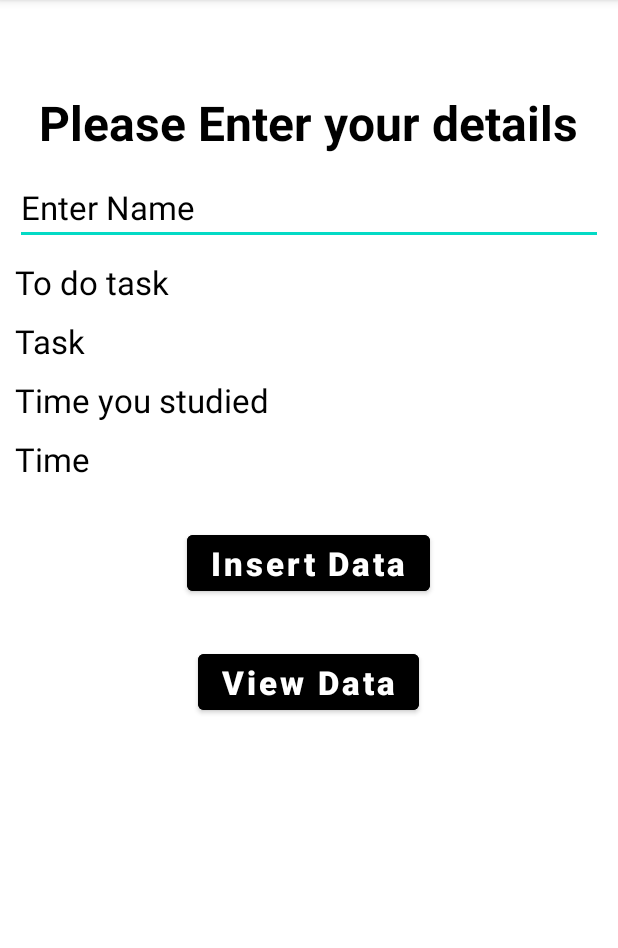
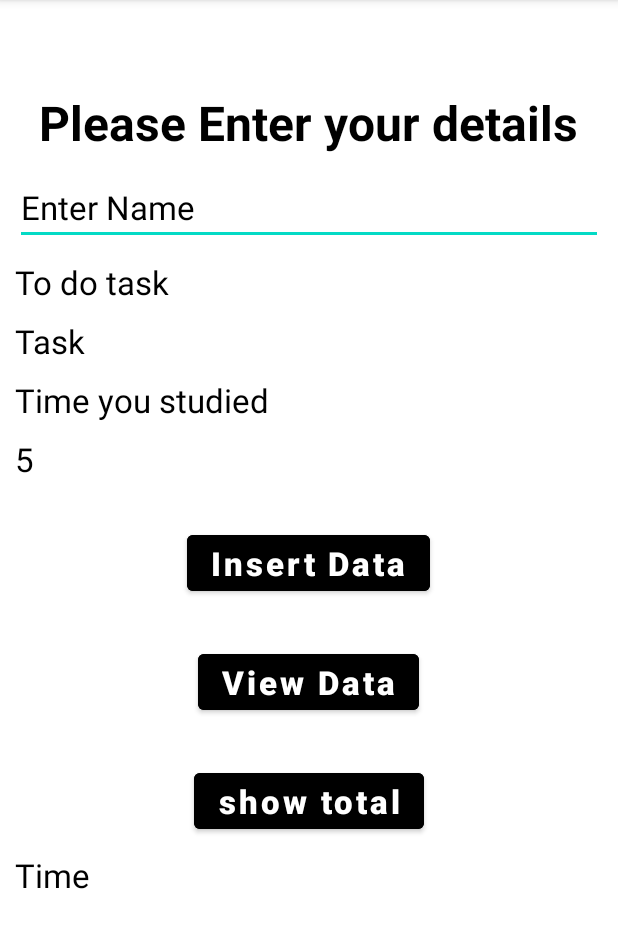
Before and after one commit to Kumoichi/SaveStudy, an Android app: the screen it shows after launch (MainActivity), after a tap on "Insert Data", on a phone screen of 412 x 824 dp, the part 84-1032 px from its top. Run offline under Robolectric (Android 15) with nearby library versions, the light colour scheme and no system bars.

Commit message:
get sum of stuTime

```diff
--- a/app/src/main/AndroidManifest.xml
+++ b/app/src/main/AndroidManifest.xml
@@ -14,6 +14,9 @@
         android:theme="@style/Theme.SaveStudy"
         tools:targetApi="31">
         <activity
+            android:name=".result"
+            android:exported="false" />
+        <activity
             android:name=".UserList"
             android:exported="false" />
         <activity
--- a/app/src/main/java/com/example/savestudy/MainActivity.java
+++ b/app/src/main/java/com/example/savestudy/MainActivity.java
@@ -3,20 +3,24 @@
 import androidx.appcompat.app.AppCompatActivity;
 
 import android.content.Intent;
+import android.database.Cursor;
 import android.os.Bundle;
 import android.view.View;
 import android.widget.Button;
 import android.widget.EditText;
 import android.widget.TextView;
 import android.widget.Toast;
+import java.util.Random;
+
+
 
 public class MainActivity extends AppCompatActivity {
 
     EditText subject;
-    TextView toDoTask, stuTime;
-    Button insert_btn, view_btn;
+    TextView toDoTask, stuTime, total_text;
+    Button insert_btn, view_btn, total_btn;
     DBHelper db;
-    int count = 0;
+
 
 
     @Override
@@ -29,6 +33,8 @@
         stuTime = findViewById(R.id.timeData);
         insert_btn = findViewById(R.id.insert_btn);
         view_btn = findViewById(R.id.view_btn);
+        total_btn = findViewById(R.id.total_btn);
+        total_text = findViewById(R.id.total_text);
 
         db = new DBHelper(this);
 
@@ -46,7 +52,9 @@
                 String task_text = toDoTask.getText().toString();
                 String stuTime_text = stuTime.getText().toString();
 
-                count += 1;
+                Random rand = new Random();
+                int count = rand.nextInt(10000000);
+
                 Boolean checkinsertData = db.insertuserData(subject_text,task_text,stuTime_text,count);
                 if(checkinsertData==true){
                     Toast.makeText(MainActivity.this, "New data inserted", Toast.LENGTH_SHORT).show();
@@ -56,5 +64,13 @@
                 }
             }
         });
+
+        total_btn.setOnClickListener(new View.OnClickListener() {
+            @Override
+            public void onClick(View view) {
+                total_text.setText(db.getSum());
+
+            }
+        });
     }
 }
--- a/app/src/main/res/layout/activity_main.xml
+++ b/app/src/main/res/layout/activity_main.xml
@@ -68,7 +68,7 @@
         android:id="@+id/timeData"
         android:layout_width="match_parent"
         android:layout_height="wrap_content"
-        android:text="Time"
+        android:text="5"
         android:layout_below="@+id/timeView"
         android:layout_marginTop="10dp"
         android:textColor="@color/black"
@@ -102,5 +102,28 @@
         android:textStyle="bold"/>
 
 
+    <Button
+        android:id="@+id/total_btn"
+        android:layout_width="wrap_content"
+        android:layout_height="wrap_content"
+        android:layout_below="@+id/view_btn"
+        android:layout_centerHorizontal="true"
+        android:layout_marginTop="30dp"
+        android:backgroundTint="@color/black"
+        android:textSize="22sp"
+        android:text="show total"
+        android:textAllCaps="false"
+        android:textStyle="bold"/>
+
+    <TextView
+        android:id="@+id/total_text"
+        android:layout_width="match_parent"
+        android:layout_height="wrap_content"
+        android:text="Time"
+        android:layout_below="@+id/total_btn"
+        android:layout_marginTop="10dp"
+        android:textColor="@color/black"
+        android:textColorHint="@color/black"
+        android:textSize="22sp"/>
 
 </RelativeLayout>
```
Also changed, not shown: app/src/main/java/com/example/savestudy/DBHelper.java (+28 -0 lines), app/src/main/java/com/example/savestudy/result.java (added, +14 -0 lines), app/src/main/res/layout/activity_result.xml (added, +9 -0 lines).
